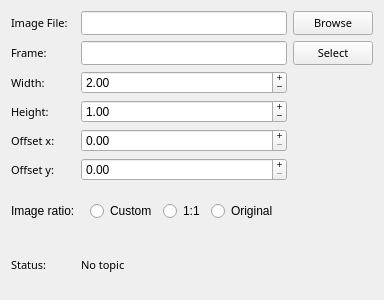
The window that mapviz_plugins/ui/robot_image_config.ui (swri-robotics/mapviz) describes before a commit, drawn with Qt 5.
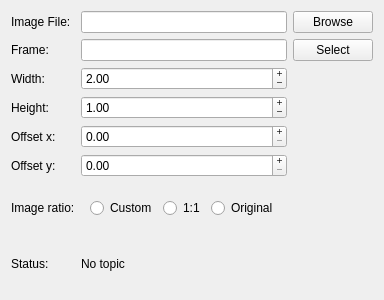
The same window after the commit.

Commit message: Fixing numerous issues with font size scaling and UI not respecting different resolutions and scale factors

Diff of the .ui file:
```diff
--- a/mapviz_plugins/ui/robot_image_config.ui
+++ b/mapviz_plugins/ui/robot_image_config.ui
@@ -19,12 +19,6 @@
   <layout class="QGridLayout" name="gridLayout">
    <item row="0" column="0">
     <widget class="QLabel" name="image_label">
-     <property name="font">
-      <font>
-       <family>Sans Serif</family>
-       <pointsize>8</pointsize>
-      </font>
-     </property>
      <property name="text">
       <string>Image File:</string>
      </property>
@@ -38,12 +32,6 @@
        <verstretch>0</verstretch>
       </sizepolicy>
      </property>
-     <property name="font">
-      <font>
-       <family>Sans Serif</family>
-       <pointsize>8</pointsize>
-      </font>
-     </property>
      <property name="styleSheet">
       <string notr="true"/>
      </property>
@@ -54,12 +42,6 @@
    </item>
    <item row="2" column="0">
     <widget class="QLabel" name="frame_label">
-     <property name="font">
-      <font>
-       <family>Sans Serif</family>
-       <pointsize>8</pointsize>
-      </font>
-     </property>
      <property name="text">
       <string>Frame:</string>
      </property>
@@ -67,12 +49,6 @@
    </item>
    <item row="2" column="1" colspan="2">
     <widget class="QLineEdit" name="frame">
-     <property name="font">
-      <font>
-       <family>Sans Serif</family>
-       <pointsize>8</pointsize>
-      </font>
-     </property>
     </widget>
    </item>
    <item row="2" column="3">
@@ -83,12 +59,6 @@
        <verstretch>0</verstretch>
       </sizepolicy>
      </property>
-     <property name="font">
-      <font>
-       <family>Sans Serif</family>
-       <pointsize>8</pointsize>
-      </font>
-     </property>
      <property name="styleSheet">
       <string notr="true"/>
      </property>
@@ -99,12 +69,6 @@
    </item>
    <item row="3" column="0">
     <widget class="QLabel" name="width_label">
-     <property name="font">
-      <font>
-       <family>Sans Serif</family>
-       <pointsize>8</pointsize>
-      </font>
-     </property>
      <property name="text">
       <string>Width:</string>
      </property>
@@ -131,12 +95,6 @@
    </item>
    <item row="4" column="0">
     <widget class="QLabel" name="height_label">
-     <property name="font">
-      <font>
-       <family>Sans Serif</family>
-       <pointsize>8</pointsize>
-      </font>
-     </property>
      <property name="text">
       <string>Height:</string>
      </property>
@@ -163,12 +121,6 @@
    </item>
    <item row="5" column="0">
     <widget class="QLabel" name="offset_x_label">
-     <property name="font">
-      <font>
-       <family>Sans Serif</family>
-       <pointsize>8</pointsize>
-      </font>
-     </property>
      <property name="text">
       <string>Offset x:</string>
      </property>
@@ -195,12 +147,6 @@
    </item>
    <item row="6" column="0">
     <widget class="QLabel" name="offset_y_label">
-     <property name="font">
-      <font>
-       <family>Sans Serif</family>
-       <pointsize>8</pointsize>
-      </font>
-     </property>
      <property name="text">
       <string>Offset y:</string>
      </property>
@@ -227,12 +173,6 @@
    </item>
    <item row="8" column="0">
     <widget class="QLabel" name="status_label">
-     <property name="font">
-      <font>
-       <family>Sans Serif</family>
-       <pointsize>8</pointsize>
-      </font>
-     </property>
      <property name="text">
       <string>Status:</string>
      </property>
@@ -240,12 +180,6 @@
    </item>
    <item row="8" column="1" colspan="2">
     <widget class="QLabel" name="status">
-     <property name="font">
-      <font>
-       <family>Sans Serif</family>
-       <pointsize>8</pointsize>
-      </font>
-     </property>
      <property name="styleSheet">
       <string notr="true"/>
      </property>
@@ -266,12 +200,6 @@
    </item>
    <item row="0" column="1" colspan="2">
     <widget class="QLineEdit" name="image">
-     <property name="font">
-      <font>
-       <family>Sans Serif</family>
-       <pointsize>8</pointsize>
-      </font>
-     </property>
     </widget>
    </item>
    <item row="7" column="1" colspan="2">
```
The commit also changes 34 other files.
